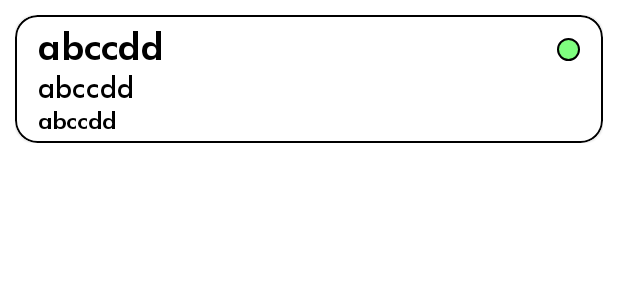
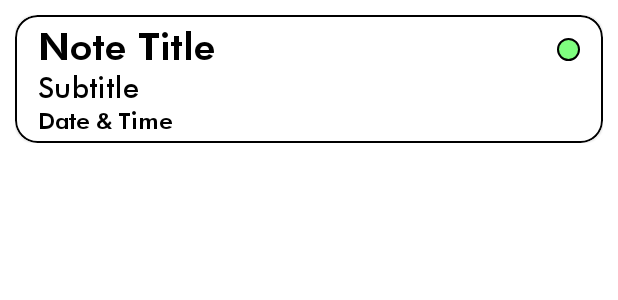
Before and after one commit to UmangGoti/Notes, an Android app: the layout note_item.xml on its own in the app's theme, with its tools: preview values and no code run, on a phone screen of 412 x 824 dp. Shown: the top 300 px of the screen. Run offline under Robolectric (Android 15) with nearby library versions, the phone set to English and light mode, and no system bars.

Commit message:
Error solved

```diff
--- a/app/src/main/res/layout/note_item.xml
+++ b/app/src/main/res/layout/note_item.xml
@@ -35,7 +35,7 @@
                     android:layout_width="wrap_content"
                     android:layout_height="wrap_content"
                     android:fontFamily="@font/futuraheavy"
-                    android:text="abccdd"
+                    android:text="@string/note_title"
                     android:textColor="@color/black"
                     android:textSize="25sp" />
 
@@ -44,7 +44,7 @@
                     android:layout_width="wrap_content"
                     android:layout_height="wrap_content"
                     android:fontFamily="@font/futuramedium"
-                    android:text="abccdd"
+                    android:text="@string/subtitle"
                     android:textColor="@color/black"
                     android:textSize="20sp" />
 
@@ -53,9 +53,9 @@
                     android:layout_width="wrap_content"
                     android:layout_height="wrap_content"
                     android:fontFamily="@font/futuraheavy"
-                    android:text="abccdd"
+                    android:text="@string/date_time"
                     android:textColor="@color/black"
-                    android:textSize="15dp" />
+                    android:textSize="15sp" />
 
             </LinearLayout>
 
--- a/app/src/main/res/values/strings.xml
+++ b/app/src/main/res/values/strings.xml
@@ -3,4 +3,7 @@
     <string name="no_filter">No Filter</string>
     <string name="high_to_low">High to Low</string>
     <string name="low_to_high">Low to High</string>
+    <string name="note_title">Note Title</string>
+    <string name="subtitle">Subtitle</string>
+    <string name="date_time"><![CDATA[Date & Time]]></string>
 </resources>
```
